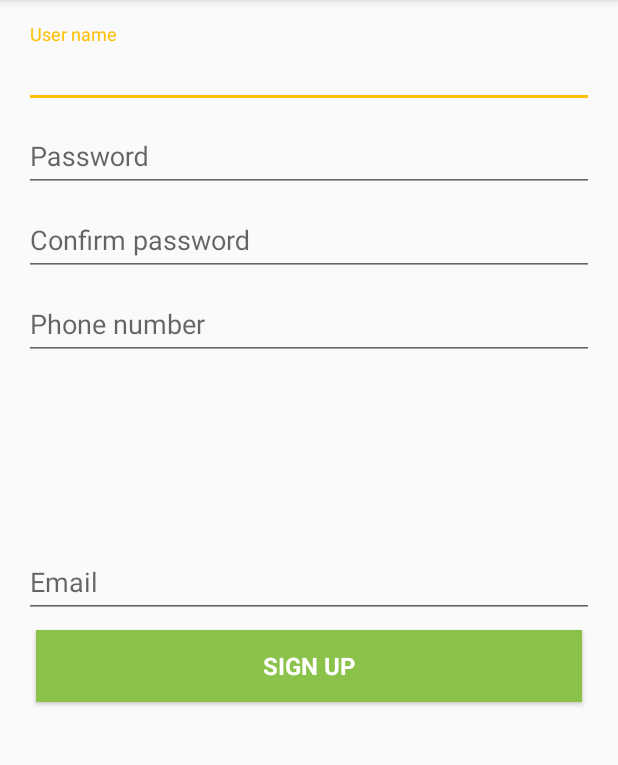
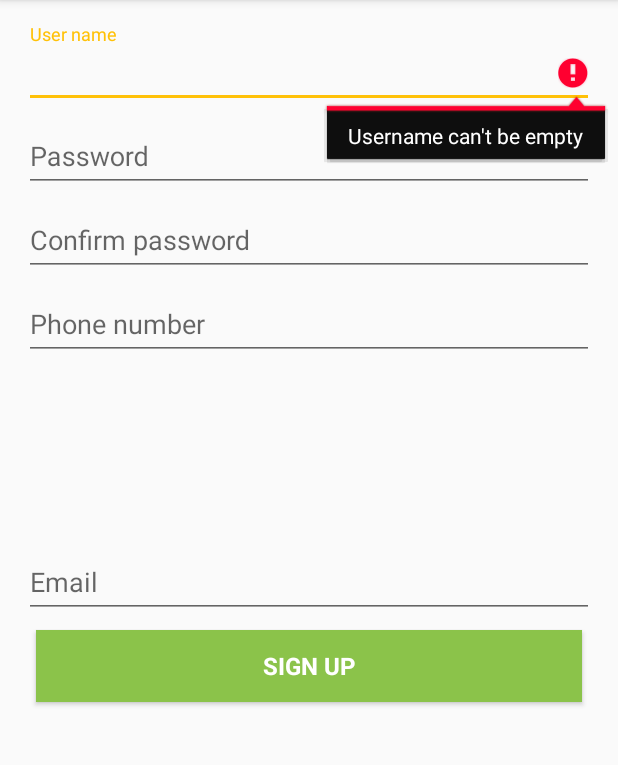
Before and after one commit to tonmoy71/RoboCat, an Android app: the SignUpActivity screen opened directly, with no data from a screen before it, after a tap on "SIGN UP", on a phone screen of 412 x 824 dp, the part 84-849 px from its top. Run offline under Robolectric (Android 15) with nearby library versions, the phone set to English and light mode, and no system bars; our stand-ins replace ButterKnife.

Commit message:
GFETCH-38 Adds method body for the overridden methods in SignUpActivity

```diff
--- a/app/src/main/res/layout/activity_sign_up.xml
+++ b/app/src/main/res/layout/activity_sign_up.xml
@@ -64,6 +64,7 @@
 
     <android.support.design.widget.TextInputLayout
 
+        android:id="@+id/view5"
         android:layout_width="match_parent"
         android:layout_height="wrap_content"
         android:layout_alignParentLeft="true"
@@ -81,12 +82,12 @@
 
     <android.support.design.widget.TextInputLayout
 
+        android:id="@+id/view4"
         android:layout_width="match_parent"
         android:layout_height="wrap_content"
         android:layout_alignParentLeft="true"
         android:layout_alignParentStart="true"
-        android:layout_centerVertical="true"
-        android:id="@+id/view4">
+        android:layout_centerVertical="true">
 
         <android.support.design.widget.TextInputEditText
             android:id="@+id/et_email"
@@ -102,9 +103,18 @@
         style="@style/ButtonFullWidthPrimaryColor"
         android:layout_width="match_parent"
         android:layout_height="wrap_content"
+        android:layout_below="@+id/view4"
+        android:layout_centerHorizontal="true"
         android:background="@drawable/selector_button_primary_color"
-        android:text="@string/hint_sign_up"
-        android:layout_below="@+id/view4"
-        android:layout_centerHorizontal="true" />
+        android:text="@string/hint_sign_up" />
+
+    <ProgressBar
+        android:id="@+id/progressBar"
+        style="@style/Widget.AppCompat.ProgressBar"
+        android:layout_width="wrap_content"
+        android:layout_height="wrap_content"
+        android:layout_above="@+id/view5"
+        android:layout_centerHorizontal="true"
+        android:visibility="invisible" />
 
 </RelativeLayout>
--- a/app/src/main/res/values/strings.xml
+++ b/app/src/main/res/values/strings.xml
@@ -20,8 +20,8 @@
     <string name="msg_error_userName">Username didn\'t match</string>
     <string name="msg_error_password">Password didn\'t match</string>
     <string name="msg_error_login">Can\'t log in, try again?</string>
-    <string name="msg_error_connection">Can\'t connect to internet</string>
-    <string name="msg_error_minimum_length_password">Password must be at least 6 char long</string>
+    <string name="msg_error_connection">Can\'t connect to server</string>
+    <string name="msg_error_minimum_length_password">Password must be at least 6 characters long</string>
     <string name="msg_error_userName_empty">Username can\'t be empty</string>
     <string name="msg_error_password_empty">Password can\'t be empty</string>
     <string name="hint_user_name">User name</string>
@@ -29,4 +29,8 @@
     <string name="hint_phone_number">Phone number</string>
     <string name="hint_email">Email</string>
     <string name="hint_sign_up">SIGN UP</string>
+    <string name="msg_error_password_match">Password and confirm password didn\'t match</string>
+    <string name="msg_error_email_pattern">Invalid email</string>
+    <string name="msg_error_register">Can\'t register, try again?</string>
+    <string name="msg_error_invalid_phone_number">Invalid phone number</string>
 </resources>
```
Also changed, not shown: app/src/main/java/co/gobd/gofetch/ui/activity/SignUpActivity.java (+47 -20 lines).
